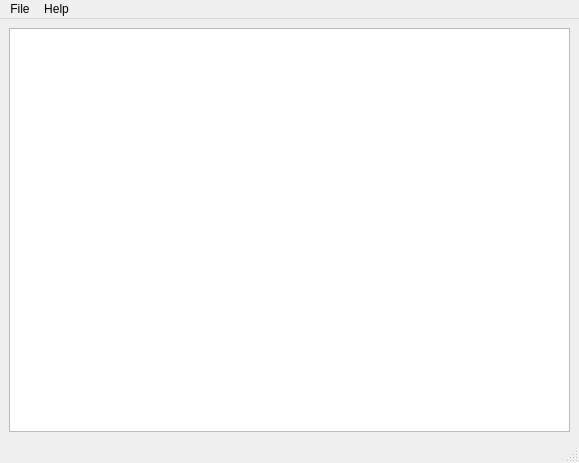
First picture: the form in src/UIs/MainWindow.ui, repository RiccBallard/PyCronScheduler, before the edit.
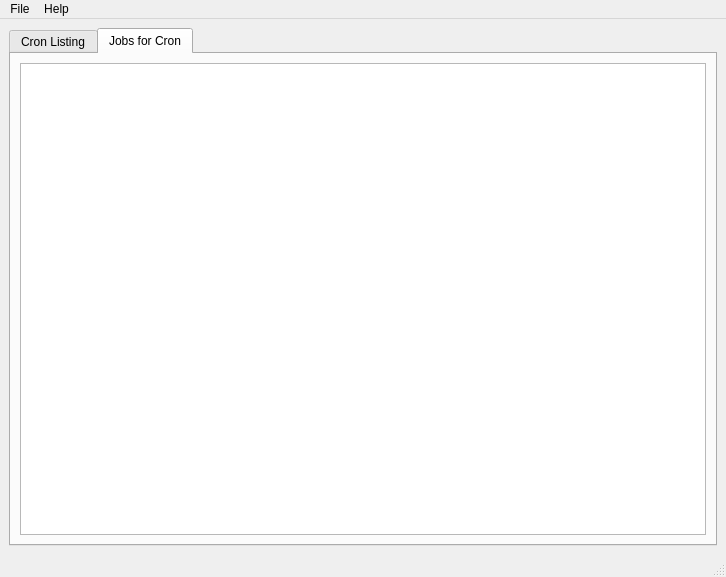
Second picture: the form after the edit.

The edit to the form file:
```diff
--- a/src/UIs/MainWindow.ui
+++ b/src/UIs/MainWindow.ui
@@ -2,28 +2,48 @@
 <ui version="4.0">
  <class>MainWindow</class>
  <widget class="QMainWindow" name="MainWindow">
-  <property name="enabled">
-   <bool>true</bool>
-  </property>
-  <property name="minimumSize">
-   <size>
-    <width>579</width>
-    <height>463</height>
-   </size>
-  </property>
-  <property name="maximumSize">
-   <size>
-    <width>579</width>
-    <height>463</height>
-   </size>
+  <property name="geometry">
+   <rect>
+    <x>0</x>
+    <y>0</y>
+    <width>726</width>
+    <height>577</height>
+   </rect>
   </property>
   <property name="windowTitle">
    <string>Project Director</string>
   </property>
   <widget class="QWidget" name="centralwidget">
-   <layout class="QVBoxLayout" name="verticalLayout">
+   <property name="autoFillBackground">
+    <bool>true</bool>
+   </property>
+   <layout class="QVBoxLayout" name="verticalLayout_2">
     <item>
-     <widget class="QListView" name="ProjectsListView"/>
+     <widget class="QTabWidget" name="mainTabbedWidget">
+      <property name="currentIndex">
+       <number>1</number>
+      </property>
+      <widget class="QWidget" name="tab">
+       <attribute name="title">
+        <string>Cron Listing</string>
+       </attribute>
+       <layout class="QVBoxLayout" name="verticalLayout_3">
+        <item>
+         <widget class="QListWidget" name="cronListWidget"/>
+        </item>
+       </layout>
+      </widget>
+      <widget class="QWidget" name="tab_2">
+       <attribute name="title">
+        <string>Jobs for Cron</string>
+       </attribute>
+       <layout class="QVBoxLayout" name="verticalLayout_4">
+        <item>
+         <widget class="QListWidget" name="jobListWidget"/>
+        </item>
+       </layout>
+      </widget>
+     </widget>
     </item>
    </layout>
   </widget>
@@ -32,7 +52,7 @@
     <rect>
      <x>0</x>
      <y>0</y>
-     <width>579</width>
+     <width>726</width>
      <height>25</height>
     </rect>
    </property>
```
Left out of the diff: 38 changed lines with no effect on the pictures.
